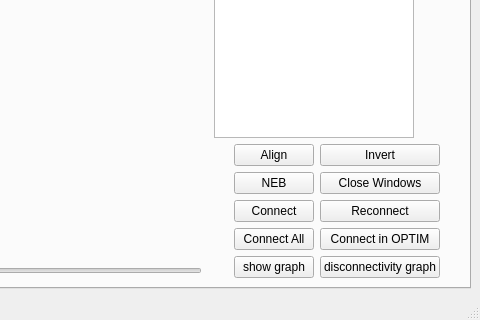
The window that pygmin/gui/MainWindow.ui (pele-python/pele) describes before a commit, drawn with Qt 5; both pictures show x 359 to 839 and y 303 to 623 of the 839 by 623 pixel window.
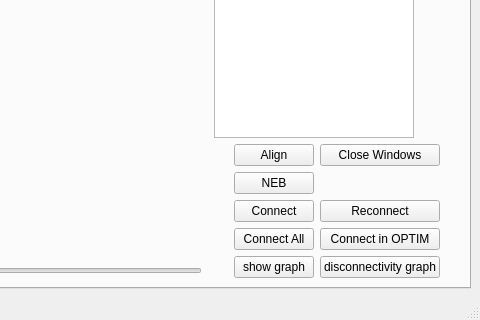
The same window after the commit. The open tabs and pages were chosen to show the change. Custom widgets are drawn as their Qt base class.

```diff
--- a/pygmin/gui/MainWindow.ui
+++ b/pygmin/gui/MainWindow.ui
@@ -205,16 +205,6 @@
                 </property>
                </widget>
               </item>
-              <item row="1" column="1">
-               <widget class="QPushButton" name="btnInvert">
-                <property name="toolTip">
-                 <string>&lt;html&gt;&lt;head/&gt;&lt;body&gt;&lt;p&gt;Invert one of the structures&lt;/p&gt;&lt;/body&gt;&lt;/html&gt;</string>
-                </property>
-                <property name="text">
-                 <string>Invert</string>
-                </property>
-               </widget>
-              </item>
               <item row="2" column="0">
                <widget class="QPushButton" name="btnNEB">
                 <property name="sizePolicy">
@@ -247,13 +237,6 @@
                 </property>
                </widget>
               </item>
-              <item row="2" column="1">
-               <widget class="QPushButton" name="btn_close_all">
-                <property name="text">
-                 <string>Close Windows</string>
-                </property>
-               </widget>
-              </item>
               <item row="5" column="0">
                <widget class="QPushButton" name="btnShowGraph">
                 <property name="toolTip">
@@ -291,6 +274,13 @@
                 </property>
                </widget>
               </item>
+              <item row="1" column="1">
+               <widget class="QPushButton" name="btn_close_all">
+                <property name="text">
+                 <string>Close Windows</string>
+                </property>
+               </widget>
+              </item>
              </layout>
             </item>
            </layout>
@@ -411,18 +401,18 @@
   </action>
  </widget>
  <customwidgets>
+  <customwidget>
+   <class>Show3D</class>
+   <extends>QWidget</extends>
+   <header>pygmin.gui.show3d.h</header>
+   <container>1</container>
+  </customwidget>
   <customwidget>
    <class>Show3DWithSlider</class>
    <extends>QWidget</extends>
    <header>show3d.h</header>
    <container>1</container>
   </customwidget>
-  <customwidget>
-   <class>Show3D</class>
-   <extends>QWidget</extends>
-   <header>pygmin/gui/show3d.h</header>
-   <container>1</container>
-  </customwidget>
  </customwidgets>
  <resources/>
  <connections>
```
Left out of the diff: 32 changed lines with no effect on the pictures.
